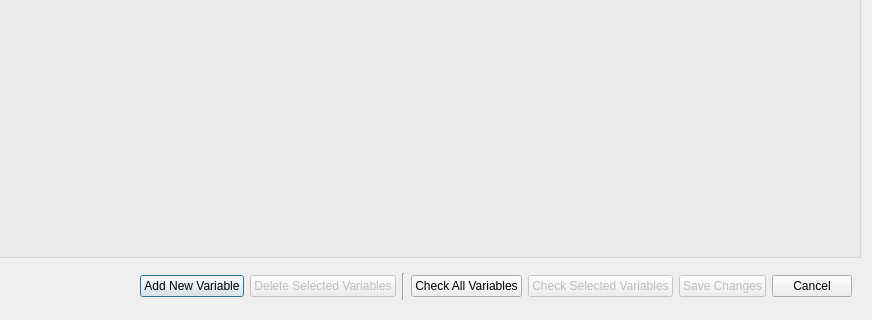
Above: opus_gui/config/generalmanager/all_variables_edit.ui from psrc/urbansim before the change; both pictures show x 128 to 1000 and y 280 to 600 of the 1000 by 600 pixel window. Below: the same form after it.
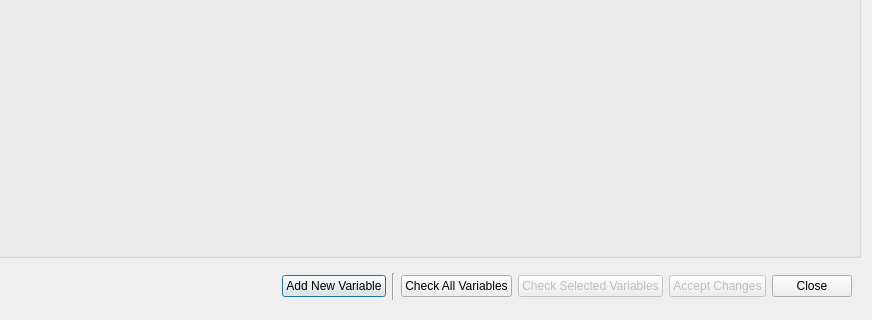
That is the form after the change.

Commit message: Incremental checkin working toward fixing up issues in the expression library editor.  These changes attempt to address right clicks for deletes of local nodes, selection of inherited nodes for running checks, verbage of buttons, and forcing saves before running expression checks.  More polishing including some layout cleanup and having new nodes created via a popup to come.

Patch:
```diff
--- a/opus_gui/config/generalmanager/all_variables_edit.ui
+++ b/opus_gui/config/generalmanager/all_variables_edit.ui
@@ -54,16 +54,6 @@
         </property>
        </widget>
       </item>
-      <item>
-       <widget class="QPushButton" name="deleteSelectedVariables" >
-        <property name="enabled" >
-         <bool>false</bool>
-        </property>
-        <property name="text" >
-         <string>Delete Selected Variables</string>
-        </property>
-       </widget>
-      </item>
       <item>
        <widget class="Line" name="line" >
         <property name="orientation" >
@@ -94,14 +84,14 @@
          <bool>false</bool>
         </property>
         <property name="text" >
-         <string>Save Changes</string>
+         <string>Accept Changes</string>
         </property>
        </widget>
       </item>
       <item>
        <widget class="QPushButton" name="cancelWindow" >
         <property name="text" >
-         <string>Cancel</string>
+         <string>Close</string>
         </property>
        </widget>
       </item>
```
The commit also changes 4 other files.
